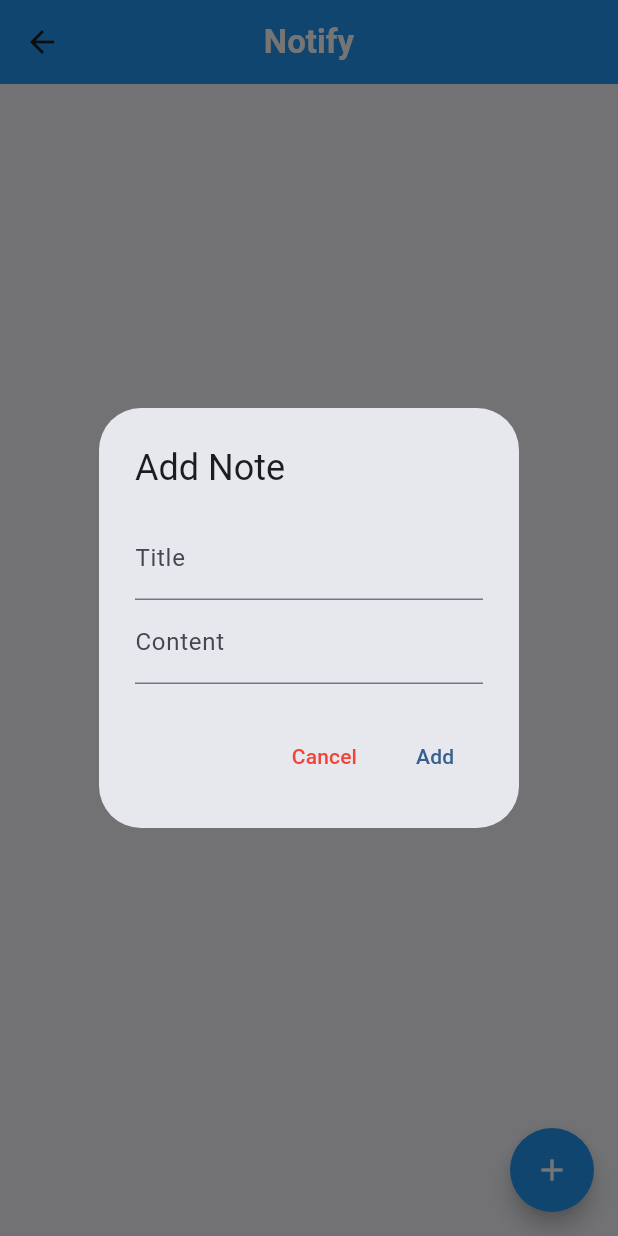
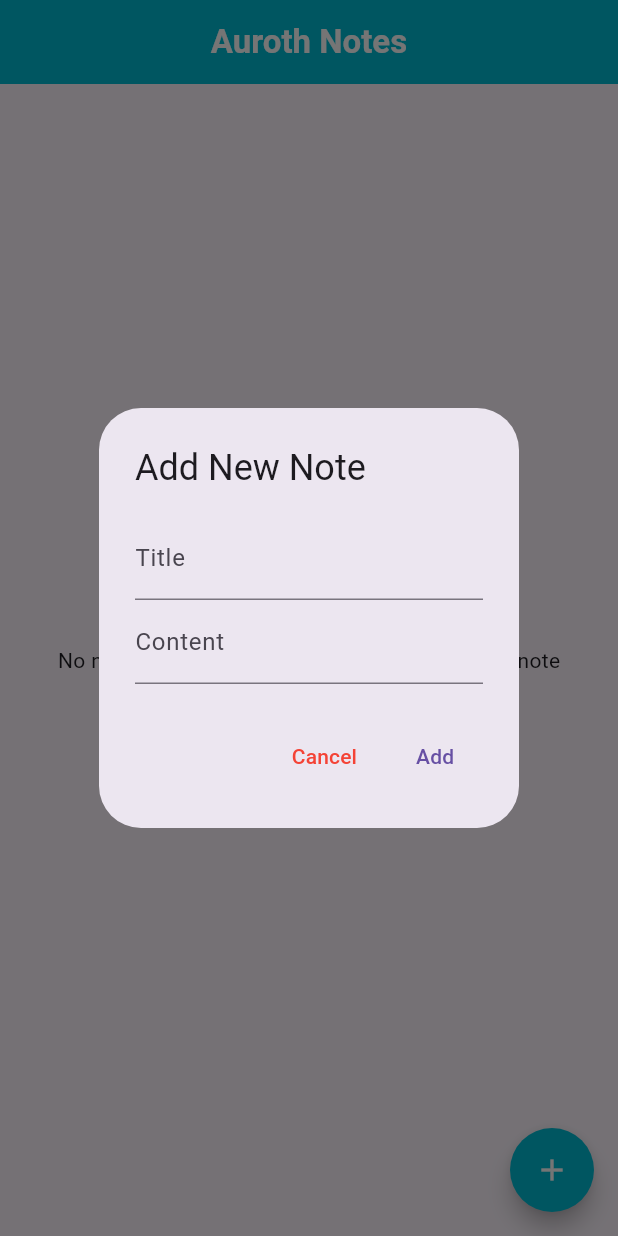
Before and after one commit to MagusWyvern/auroth-appdev-ff, a Flutter app: the NotePage screen opened directly, after a tap on the "add" icon, on a phone screen of 412 x 824 dp. Run offline on Flutter 3.47's test engine with Material 3 defaults, Android fonts, the phone set to English and light mode, and no system bars; our stand-ins replace hive, hive_flutter; accounts and stored records are empty.

Commit message:
Implement all note-taking code

```diff
--- a/lib/components/note_card.dart
+++ b/lib/components/note_card.dart
@@ -1,9 +1,10 @@
 import 'package:flutter/material.dart';
 import 'package:auroth_notes/entity/note_entity.dart';
-import 'package:intl/intl.dart';
+import 'package:intl/intl.dart'; // For date formatting
 import 'package:auroth_notes/usecase/note_usecase.dart';
-import 'package:provider/provider.dart';
+import 'package:provider/provider.dart'; // For state management
 
+// This takes a `NoteEntity` object as an input and display its title, content and creation date
 class NoteCard extends StatefulWidget {
   final NoteEntity note;
   const NoteCard({super.key, required this.note});
@@ -22,7 +23,7 @@ class _NoteCardState extends State<NoteCard> {
           TextEditingController(text: note.content);
       return showDialog<void>(
         context: ctx,
-        barrierDismissible: false, // user must tap button!
+        barrierDismissible: true, // User can tap outside of the dialogue to 'cancel'
         builder: (BuildContext context) {
           return AlertDialog(
             title: const Text('Edit Note'),
@@ -117,20 +118,23 @@ class _NoteCardState extends State<NoteCard> {
                       overflow: TextOverflow.ellipsis,
                       softWrap: false,
                     ),
+
                     Text(
                       widget.note.content,
                       style: TextStyle(color: Colors.grey[600], fontSize: 14),
-                      maxLines: 1,
+                      maxLines: 3,
                       overflow: TextOverflow.ellipsis,
                       softWrap: false,
                     ),
                   ],
                 ),
               ),
+
               Text(
-                DateFormat('dd/MM/yyyy').format(widget.note.createdAt),
-                style: const TextStyle(color: Colors.grey, fontSize: 12),
+                DateFormat('EEE, dd/MM/yyyy').format(widget.note.createdAt),
+                style: const TextStyle(color: Colors.grey, fontSize: 12, fontStyle: FontStyle.italic),
               )
+
             ],
           ),
         ),
--- a/lib/pages/note_page.dart
+++ b/lib/pages/note_page.dart
@@ -17,10 +17,10 @@ class _NotePageState extends State<NotePage> {
     TextEditingController contentController = TextEditingController();
     return showDialog<void>(
       context: ctx,
-      barrierDismissible: false, // user must tap button!
+      barrierDismissible: true, // User can tap outside of the dialogue to 'cancel'
       builder: (BuildContext context) {
         return AlertDialog(
-          title: const Text('Add Note'),
+          title: const Text('Add New Note'),
           content: SingleChildScrollView(
             child: ListBody(
               children: <Widget>[
@@ -47,6 +47,7 @@ class _NotePageState extends State<NotePage> {
                 style: TextStyle(color: Colors.red),
               ),
             ),
+
             TextButton(
               child: const Text('Add'),
               onPressed: () {
@@ -60,6 +61,14 @@ class _NotePageState extends State<NotePage> {
                   NoteUsecase provider =
                       Provider.of<NoteUsecase>(context, listen: false);
                   provider.addNote(newNote);
+                } else {
+                  if (titleController.text.isNotEmpty == false) {
+                    print("Note title can't be empty!");
+
+                  } else if (contentController.text.isNotEmpty == false) {
+                    print("Note content can't be empty!");
+
+                  }
                 }
                 Navigator.of(context).pop();
               },
@@ -83,16 +92,16 @@ class _NotePageState extends State<NotePage> {
       builder: (context, provider, child) {
         return Scaffold(
           appBar: AppBar(
-            backgroundColor: Colors.blue,
+            backgroundColor: Colors.cyan,
             title: const Text(
-              "Notify",
+              "Auroth Notes",
               style:
                   TextStyle(color: Colors.white, fontWeight: FontWeight.bold),
             ),
             centerTitle: true,
           ),
           body: provider.allNotes.isEmpty
-              ? const Center(child: Text("Empty"))
+              ? const Center(child: Text("No notes to show! Press the + button to write a note"))
               : ListView.builder(
                   itemCount: provider.allNotes.length,
                   itemBuilder: (context, index) {
@@ -101,7 +110,7 @@ class _NotePageState extends State<NotePage> {
                   },
                 ),
           floatingActionButton: FloatingActionButton(
-            backgroundColor: Colors.blue,
+            backgroundColor: Colors.cyan,
             foregroundColor: Colors.white,
             shape:
                 RoundedRectangleBorder(borderRadius: BorderRadius.circular(50)),
--- a/lib/usecase/hive_db.dart
+++ b/lib/usecase/hive_db.dart
@@ -1,8 +1,9 @@
+import 'package:flutter/material.dart';
 import 'package:hive/hive.dart';
 import 'package:auroth_notes/entity/note_entity.dart';
 
 class HiveDB {
-  final _myBox = Hive.box("notes");
+  final _myBox = Hive.box("notesBox");
 
   // load notes
   List<NoteEntity> loadNotes() {
@@ -33,6 +34,6 @@ class HiveDB {
 
       allNotesFormatted.add([id, title, content, createdAt]);
     }
-    _myBox.put("ALL_NOTES", allNotesFormatted);
+
   }
 }
```
Also changed, not shown: lib/main.dart (+20 -116 lines), pubspec.yaml (+9 -1 lines), assets/dragon-book.png (added), pubspec.lock, 29 other files.
